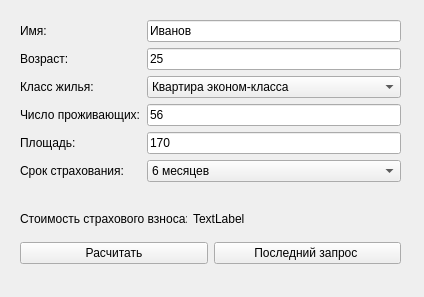
Old version of the form laba_6/widget.ui in the repository Paracelzis/QtProjects.
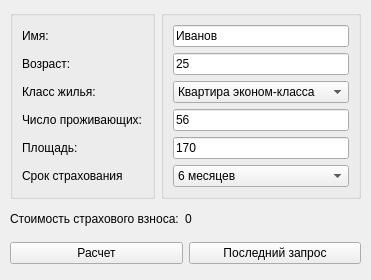
New version of the form.

Diff of the .ui file:
```diff
--- a/laba_6/widget.ui
+++ b/laba_6/widget.ui
@@ -6,8 +6,8 @@
    <rect>
     <x>0</x>
     <y>0</y>
-    <width>424</width>
-    <height>297</height>
+    <width>371</width>
+    <height>280</height>
    </rect>
   </property>
   <property name="windowTitle">
@@ -16,50 +16,86 @@
   <widget class="QWidget" name="">
    <property name="geometry">
     <rect>
-     <x>20</x>
-     <y>20</y>
-     <width>381</width>
-     <height>176</height>
+     <x>10</x>
+     <y>10</y>
+     <width>351</width>
+     <height>203</height>
     </rect>
    </property>
    <layout class="QFormLayout" name="formLayout">
     <item row="0" column="0">
-     <widget class="QLabel" name="label_2">
+     <widget class="QGroupBox" name="groupBox">
+      <property name="title">
+       <string/>
+      </property>
+      <layout class="QGridLayout" name="gridLayout">
+       <item row="0" column="0">
+        <widget class="QLabel" name="label">
       <property name="text">
        <string>Имя:</string>
       </property>
      </widget>
     </item>
+       <item row="1" column="0">
+        <widget class="QLabel" name="label_2">
+         <property name="text">
+          <string>Возраст:</string>
+         </property>
+        </widget>
+       </item>
+       <item row="2" column="0">
+        <widget class="QLabel" name="label_3">
+         <property name="text">
+          <string>Класс жилья:</string>
+         </property>
+        </widget>
+       </item>
+       <item row="3" column="0">
+        <widget class="QLabel" name="label_4">
+         <property name="text">
+          <string>Число проживающих:</string>
+         </property>
+        </widget>
+       </item>
+       <item row="4" column="0">
+        <widget class="QLabel" name="label_5">
+         <property name="text">
+          <string>Площадь:</string>
+         </property>
+        </widget>
+       </item>
+       <item row="5" column="0">
+        <widget class="QLabel" name="label_6">
+         <property name="text">
+          <string>Срок страхования</string>
+         </property>
+        </widget>
+       </item>
+      </layout>
+     </widget>
+    </item>
     <item row="0" column="1">
-     <widget class="QLineEdit" name="lineEdit_name">
+     <widget class="QGroupBox" name="groupBox_2">
+      <property name="title">
+       <string/>
+      </property>
+      <layout class="QGridLayout" name="gridLayout_2">
+       <item row="0" column="0">
+        <widget class="QLineEdit" name="owner">
       <property name="text">
        <string>Иванов</string>
       </property>
      </widget>
     </item>
     <item row="1" column="0">
-     <widget class="QLabel" name="label_3">
-      <property name="text">
-       <string>Возраст:</string>
-      </property>
-     </widget>
-    </item>
-    <item row="1" column="1">
-     <widget class="QLineEdit" name="lineEdit_age">
+        <widget class="QLineEdit" name="age">
       <property name="text">
        <string>25</string>
       </property>
      </widget>
     </item>
     <item row="2" column="0">
-     <widget class="QLabel" name="label_4">
-      <property name="text">
-       <string>Класс жилья:</string>
-      </property>
-     </widget>
-    </item>
-    <item row="2" column="1">
-     <widget class="QComboBox" name="comboBox_EstateType">
+        <widget class="QComboBox" name="estateType">
       <item>
        <property name="text">
         <string>Квартира эконом-класса</string>
@@ -83,42 +119,21 @@
      </widget>
     </item>
     <item row="3" column="0">
-     <widget class="QLabel" name="label_5">
-      <property name="text">
-       <string>Число проживающих:</string>
-      </property>
-     </widget>
-    </item>
-    <item row="3" column="1">
-     <widget class="QLineEdit" name="lineEdit_ResidentQuantity">
+        <widget class="QLineEdit" name="residents">
       <property name="text">
        <string>56</string>
       </property>
      </widget>
     </item>
     <item row="4" column="0">
-     <widget class="QLabel" name="label_6">
-      <property name="text">
-       <string>Площадь:</string>
-      </property>
-     </widget>
-    </item>
-    <item row="4" column="1">
-     <widget class="QLineEdit" name="lineEdit_Area">
+        <widget class="QLineEdit" name="area">
       <property name="text">
        <string>170</string>
       </property>
      </widget>
     </item>
     <item row="5" column="0">
-     <widget class="QLabel" name="label_7">
-      <property name="text">
-       <string>Срок страхования:</string>
-      </property>
-     </widget>
-    </item>
-    <item row="5" column="1">
-     <widget class="QComboBox" name="comboBox_Period">
+        <widget class="QComboBox" name="period">
       <item>
        <property name="text">
         <string>6 месяцев</string>
@@ -138,44 +153,21 @@
     </item>
    </layout>
   </widget>
-  <widget class="QWidget" name="">
-   <property name="geometry">
-    <rect>
-     <x>20</x>
-     <y>240</y>
-     <width>381</width>
-     <height>26</height>
-    </rect>
-   </property>
-   <layout class="QHBoxLayout" name="horizontalLayout">
-    <item>
-     <widget class="QPushButton" name="pushButton_Calculate">
-      <property name="text">
-       <string>Расчитать</string>
-      </property>
-     </widget>
-    </item>
-    <item>
-     <widget class="QPushButton" name="pushButton_LastRequest">
-      <property name="text">
-       <string>Последний запрос </string>
-      </property>
-     </widget>
     </item>
    </layout>
   </widget>
   <widget class="QWidget" name="">
    <property name="geometry">
     <rect>
-     <x>20</x>
+     <x>10</x>
      <y>210</y>
-     <width>225</width>
+     <width>182</width>
      <height>18</height>
     </rect>
    </property>
    <layout class="QHBoxLayout" name="horizontalLayout_2">
     <item>
-     <widget class="QLabel" name="label">
+     <widget class="QLabel" name="label_7">
       <property name="text">
        <string>Стоимость страхового взноса:</string>
       </property>
@@ -184,7 +176,33 @@
     <item>
      <widget class="QLabel" name="label_ContributionCost">
       <property name="text">
-       <string>TextLabel</string>
+       <string>0</string>
+      </property>
+     </widget>
+    </item>
+   </layout>
+  </widget>
+  <widget class="QWidget" name="">
+   <property name="geometry">
+    <rect>
+     <x>10</x>
+     <y>240</y>
+     <width>351</width>
+     <height>26</height>
+    </rect>
+   </property>
+   <layout class="QHBoxLayout" name="horizontalLayout">
+    <item>
+     <widget class="QPushButton" name="btnCalc">
+      <property name="text">
+       <string>Расчет</string>
+      </property>
+     </widget>
+    </item>
+    <item>
+     <widget class="QPushButton" name="btnUndo">
+      <property name="text">
+       <string>Последний запрос</string>
       </property>
      </widget>
     </item>
```
Left out of the diff: 6 changed lines with no effect on the pictures. Lines whose indentation alone changed are shown as unchanged.
